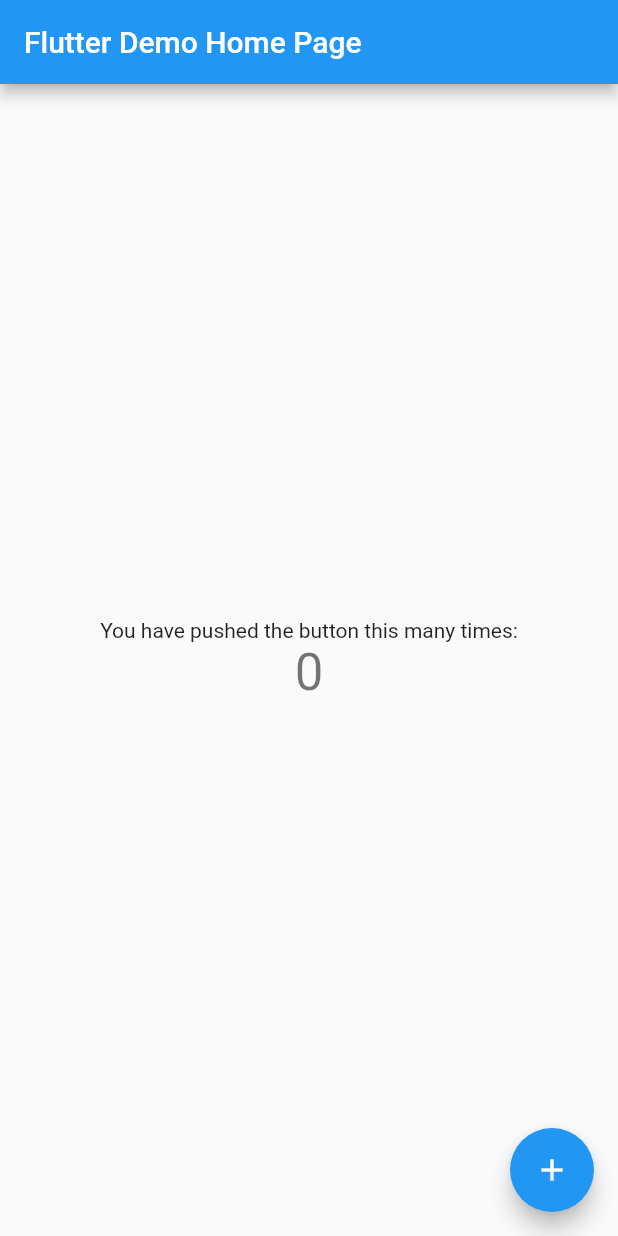
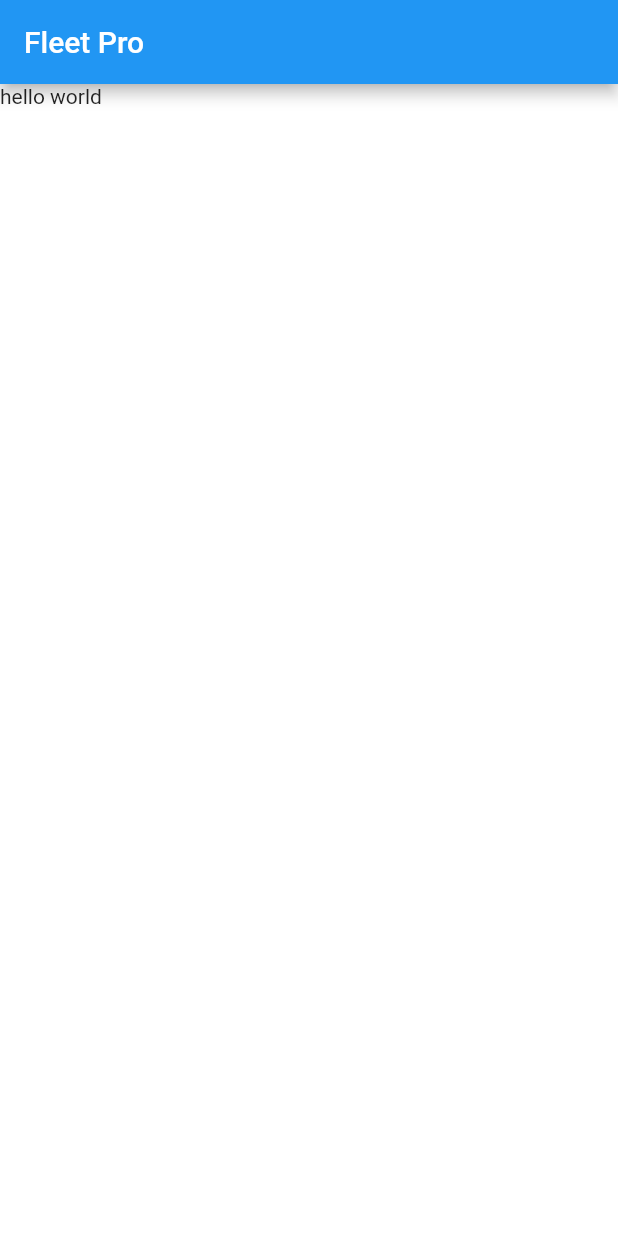
Before and after one commit to k-petrikas/fleet_pro, a Flutter app: the screen it shows after launch, on a phone screen of 412 x 824 dp. Run offline on Flutter 3.47's test engine with Material 2 defaults, Android fonts, the phone set to English and light mode, and no system bars.

Commit message:
got navigation built and added first screen

```diff
--- a/lib/main.dart
+++ b/lib/main.dart
@@ -1,111 +1,27 @@
+import 'package:fleetpro/vehicle_inspections_screen.dart';
 import 'package:flutter/material.dart';
 
 void main() => runApp(MyApp());
 
 class MyApp extends StatelessWidget {
   // This widget is the root of your application.
+  final String initialRoute = VehicleInspectionsScreen.id;
+  //TODO: possibly move innitial route to main when i have a login concept in place
+
+  MyApp();
   @override
   Widget build(BuildContext context) {
     return MaterialApp(
       title: 'Flutter Demo',
       theme: ThemeData(
         // This is the theme of your application.
-        //
-        // Try running your application with "flutter run". You'll see the
-        // application has a blue toolbar. Then, without quitting the app, try
-        // changing the primarySwatch below to Colors.green and then invoke
-        // "hot reload" (press "r" in the console where you ran "flutter run",
-        // or simply save your changes to "hot reload" in a Flutter IDE).
-        // Notice that the counter didn't reset back to zero; the application
-        // is not restarted.
+
         primarySwatch: Colors.blue,
       ),
-      home: MyHomePage(title: 'Flutter Demo Home Page'),
+      initialRoute: initialRoute,
+      routes: {
+        VehicleInspectionsScreen.id: (context) => VehicleInspectionsScreen(),
+      },
     );
   }
 }
-
-class MyHomePage extends StatefulWidget {
-  MyHomePage({Key key, this.title}) : super(key: key);
-
-  // This widget is the home page of your application. It is stateful, meaning
-  // that it has a State object (defined below) that contains fields that affect
-  // how it looks.
-
-  // This class is the configuration for the state. It holds the values (in this
-  // case the title) provided by the parent (in this case the App widget) and
-  // used by the build method of the State. Fields in a Widget subclass are
-  // always marked "final".
-
-  final String title;
-
-  @override
-  _MyHomePageState createState() => _MyHomePageState();
-}
-
-class _MyHomePageState extends State<MyHomePage> {
-  int _counter = 0;
-
-  void _incrementCounter() {
-    setState(() {
-      // This call to setState tells the Flutter framework that something has
-      // changed in this State, which causes it to rerun the build method below
-      // so that the display can reflect the updated values. If we changed
-      // _counter without calling setState(), then the build method would not be
-      // called again, and so nothing would appear to happen.
-      _counter++;
-    });
-  }
-
-  @override
-  Widget build(BuildContext context) {
-    // This method is rerun every time setState is called, for instance as done
-    // by the _incrementCounter method above.
-    //
-    // The Flutter framework has been optimized to make rerunning build methods
-    // fast, so that you can just rebuild anything that needs updating rather
-    // than having to individually change instances of widgets.
-    return Scaffold(
-      appBar: AppBar(
-        // Here we take the value from the MyHomePage object that was created by
-        // the App.build method, and use it to set our appbar title.
-        title: Text(widget.title),
-      ),
-      body: Center(
-        // Center is a layout widget. It takes a single child and positions it
-        // in the middle of the parent.
-        child: Column(
-          // Column is also a layout widget. It takes a list of children and
-          // arranges them vertically. By default, it sizes itself to fit its
-          // children horizontally, and tries to be as tall as its parent.
-          //
-          // Invoke "debug painting" (press "p" in the console, choose the
-          // "Toggle Debug Paint" action from the Flutter Inspector in Android
-          // Studio, or the "Toggle Debug Paint" command in Visual Studio Code)
-          // to see the wireframe for each widget.
-          //
-          // Column has various properties to control how it sizes itself and
-          // how it positions its children. Here we use mainAxisAlignment to
-          // center the children vertically; the main axis here is the vertical
-          // axis because Columns are vertical (the cross axis would be
-          // horizontal).
-          mainAxisAlignment: MainAxisAlignment.center,
-          children: <Widget>[
-            Text(
-              'You have pushed the button this many times:',
-            ),
-            Text(
-              '$_counter',
-              style: Theme.of(context).textTheme.display1,
-            ),
-          ],
-        ),
-      ),
-      floatingActionButton: FloatingActionButton(
-        onPressed: _incrementCounter,
-        tooltip: 'Increment',
-        child: Icon(Icons.add),
-      ), // This trailing comma makes auto-formatting nicer for build methods.
-    );
-  }
-}
--- /dev/null
+++ b/lib/vehicle_inspections_screen.dart
@@ -0,0 +1,18 @@
+import 'package:flutter/material.dart';
+
+class VehicleInspectionsScreen extends StatelessWidget {
+  static const String id = 'vehicle_inspection_screen';
+  @override
+  Widget build(BuildContext context) {
+    return Scaffold(
+      backgroundColor: Colors.white,
+      appBar: AppBar(
+        title: Text('Fleet Pro'),
+      ),
+      body: SafeArea(
+        //build form here
+        child: Text('hello world'),
+      ),
+    );
+  }
+}
```
Also changed, not shown: pubspec.yaml (+11 -0 lines), pubspec.lock.
